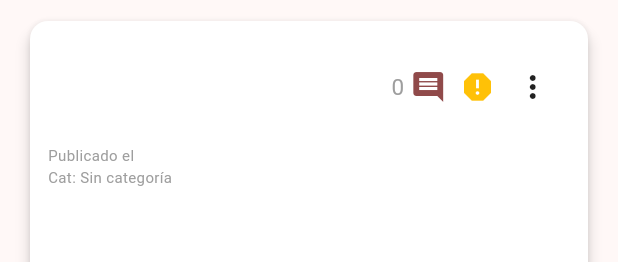
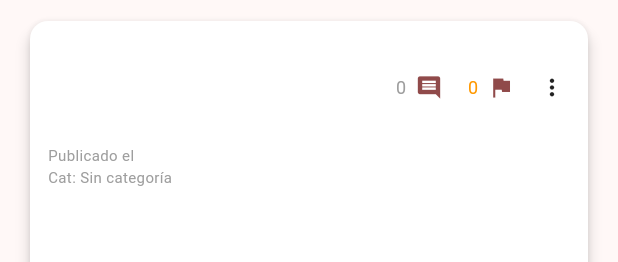
Before and after one commit to arincassia/abaez-flutter001, a Flutter app: the NoticiaCard widget shown alone on an empty page, opened directly with empty values, on a phone screen of 412 x 824 dp. Shown: the top 262 px of the screen. Run offline on Flutter 3.47's test engine with Material 3 defaults, Android fonts, the phone set to English and light mode, and no system bars; our stand-ins replace connectivity_plus, dart_mappable, dio, equatable, flutter_bloc, flutter_dotenv and 3 more; accounts and stored records are empty; generated files the repository leaves out were written again; network calls fail.

Commit message:
Agrega contador de reportes

```diff
--- a/lib/bloc/reportes/reportes_event.dart
+++ b/lib/bloc/reportes/reportes_event.dart
@@ -42,3 +42,22 @@ class ReporteGetByNoticiaEvent extends ReporteEvent {
   @override
   List<Object?> get props => [noticiaId];
 }
+
+// Evento para obtener cantidad de reportes por ID de noticia
+class ReporteGetCountEvent extends ReporteEvent {
+  final String noticiaId;
+
+  ReporteGetCountEvent({required this.noticiaId});
+
+  @override
+  List<Object?> get props => [noticiaId];
+}
+
+class ReporteGetCountDetailEvent extends ReporteEvent {
+  final String noticiaId;
+
+  ReporteGetCountDetailEvent({required this.noticiaId});
+
+  @override
+  List<Object> get props => [noticiaId];
+}
--- a/lib/bloc/reportes/reportes_state.dart
+++ b/lib/bloc/reportes/reportes_state.dart
@@ -63,3 +63,32 @@ class ReportesPorNoticiaLoaded extends ReporteState {
   @override
   List<Object> get props => [reportes, noticiaId];
 }
+
+// Estado para la cantidad de reportes por noticia
+class ReporteCountLoaded extends ReporteState {
+  final String noticiaId;
+  final int numeroReportes;
+
+  ReporteCountLoaded({
+    required this.noticiaId,
+    required this.numeroReportes,
+  });
+
+  @override
+  List<Object> get props => [noticiaId, numeroReportes];
+}
+
+class ReporteCountDetailLoaded extends ReporteState {
+  final String noticiaId;
+  final Map<MotivoReporte, int> conteosPorMotivo;
+
+  ReporteCountDetailLoaded({
+    required this.noticiaId,
+    required this.conteosPorMotivo,
+  });
+
+  int get total => conteosPorMotivo.values.fold(0, (a, b) => a + b);
+
+  @override
+  List<Object> get props => [noticiaId, conteosPorMotivo];
+}
--- a/lib/components/noticias_card.dart
+++ b/lib/components/noticias_card.dart
@@ -5,6 +5,9 @@ import 'package:abaez/bloc/comentarios/comentario_bloc.dart';
 import 'package:abaez/bloc/comentarios/comentario_event.dart';
 import 'package:abaez/bloc/comentarios/comentario_state.dart';
 import 'package:abaez/helpers/category_helper.dart';
+import 'package:abaez/bloc/reportes/reportes_bloc.dart';  // Añadir este import
+import 'package:abaez/bloc/reportes/reportes_event.dart'; // Añadir este import
+import 'package:abaez/bloc/reportes/reportes_state.dart'; // Añadir este import
 
 class NoticiaCard extends StatefulWidget {
   final String? id;
@@ -41,6 +44,7 @@ class NoticiaCard extends StatefulWidget {
 
 class _NoticiaCardState extends State<NoticiaCard> {
   int _numeroComentarios = 0;
+  int _numeroReportes = 0;
   bool _isLoading = true;
 
   @override
@@ -57,15 +61,30 @@ class _NoticiaCardState extends State<NoticiaCard> {
           context.read<ComentarioBloc>().add(
             GetNumeroComentarios(noticiaId: widget.id!),
           );
+          context.read<ReporteBloc>().add(
+          ReporteGetCountEvent(noticiaId: widget.id!),
+        );
+
         }
         _isLoading = false;
       }
+
 
       final state = context.watch<ComentarioBloc>().state;
       if (state is NumeroComentariosLoaded && state.noticiaId == widget.id) {
         if (_numeroComentarios != state.numeroComentarios) {
           setState(() {
             _numeroComentarios = state.numeroComentarios;
+          });
+        }
+      }
+
+      // Actualizar contador de reportes
+      final reportState = context.watch<ReporteBloc>().state;
+      if (reportState is ReporteCountLoaded && reportState.noticiaId == widget.id) {
+        if (_numeroReportes != reportState.numeroReportes) {
+          setState(() {
+            _numeroReportes = reportState.numeroReportes;
           });
         }
       }
@@ -182,62 +201,80 @@ class _NoticiaCardState extends State<NoticiaCard> {
                         ),
                       ),
                     const SizedBox(height: 8),
-                    // Ajustamos la fila de íconos para evitar overflow
+                    // Fila de botones optimizada para evitar overflow
                     SizedBox(
                       width: 120,
                       child: Row(
-                        mainAxisAlignment:
-                            MainAxisAlignment
-                                .spaceEvenly, // Distribuye el espacio uniformemente
-                        mainAxisSize:
-                            MainAxisSize.max, // Ocupa todo el ancho disponible
+                        mainAxisAlignment: MainAxisAlignment.spaceBetween,
+                        mainAxisSize: MainAxisSize.max,
                         children: [
-                          // Botón de comentarios - más compacto
+                          // Botón de comentarios - optimizado
                           InkWell(
                             onTap: widget.onComment,
                             child: Row(
                               mainAxisSize: MainAxisSize.min,
                               children: [
-                                Text(
+                                SizedBox(
+                                  width: 15,
+                                  child: Text(
                                     '$_numeroComentarios',
                                     style: const TextStyle(
-                                    fontSize: 15, // Reducimos tamaño de fuente
+                                      fontSize: 12,
                                       color: Colors.grey,
                                     ),
+                                    overflow: TextOverflow.ellipsis,
+                                    textAlign: TextAlign.center,
                                   ),
-                                const SizedBox(width: 4),
-
+                                ),
+                                const SizedBox(width: 2),
                                 Icon(
                                   Icons.comment,
-                                  size: 24, // Reducimos más el tamaño del ícono
+                                  size: 18,
                                   color: Theme.of(context).primaryColor,
                                 ),
-                                const SizedBox(width: 8),
                               ],
                             ),
                           ),
 
-                          // Botón de reporte - más compacto
-                          GestureDetector(
+                          // Botón de reporte - optimizado
+                          InkWell(
                             onTap: widget.onReport,
-                            child: const Icon(
-                              Icons.report,
-                              size: 24, // Tamaño reducido
-                              color: Colors.amber,
+                            child: Row(
+                              mainAxisSize: MainAxisSize.min,
+                              children: [
+                                SizedBox(
+                                  width: 15,
+                                  child: Text(
+                                    '$_numeroReportes',
+                                    style: const TextStyle(
+                                      fontSize: 12,
+                                      color: Colors.orange,
+                                    ),
+                                    overflow: TextOverflow.ellipsis,
+                                    textAlign: TextAlign.center,
+                                  ),
+                                ),
+                                const SizedBox(width: 2),
+                                Icon(
+                                  Icons.flag,
+                                  size: 18,
+                                  color: Theme.of(context).primaryColor,
+                                ),
+                              ],
                             ),
                           ),
 
-                          // Menú de tres puntos - más compacto
-                          PopupMenuButton<String>(
+                          // Menú - optimizado
+                          SizedBox(
+                            width: 24,
+                            child: PopupMenuButton<String>(
                               icon: const Icon(
                                 Icons.more_vert,
-                              size: 24, // Tamaño reducido
+                                size: 18,
                               ),
                               padding: EdgeInsets.zero,
-                            iconSize:
-                                18, // Establecemos el tamaño explícitamente
-                            itemBuilder:
-                                (BuildContext context) => [
+                              iconSize: 18,
+                              itemBuilder: (BuildContext context) => [
                                 const PopupMenuItem<String>(
                                   value: 'edit',
                                   child: Row(
@@ -281,6 +318,7 @@ class _NoticiaCardState extends State<NoticiaCard> {
                                 }
                               },
                            ),
+                          ),
                         ],
                       ),
                     ),
```
Also changed, not shown: lib/api/service/reporte_service.dart (+36 -0 lines), lib/bloc/reportes/reportes_bloc.dart (+32 -0 lines), lib/data/reporte_repository.dart (+15 -0 lines), lib/views/noticias_screen.dart (+129 -42 lines). Lines whose indentation alone changed are shown as unchanged.
